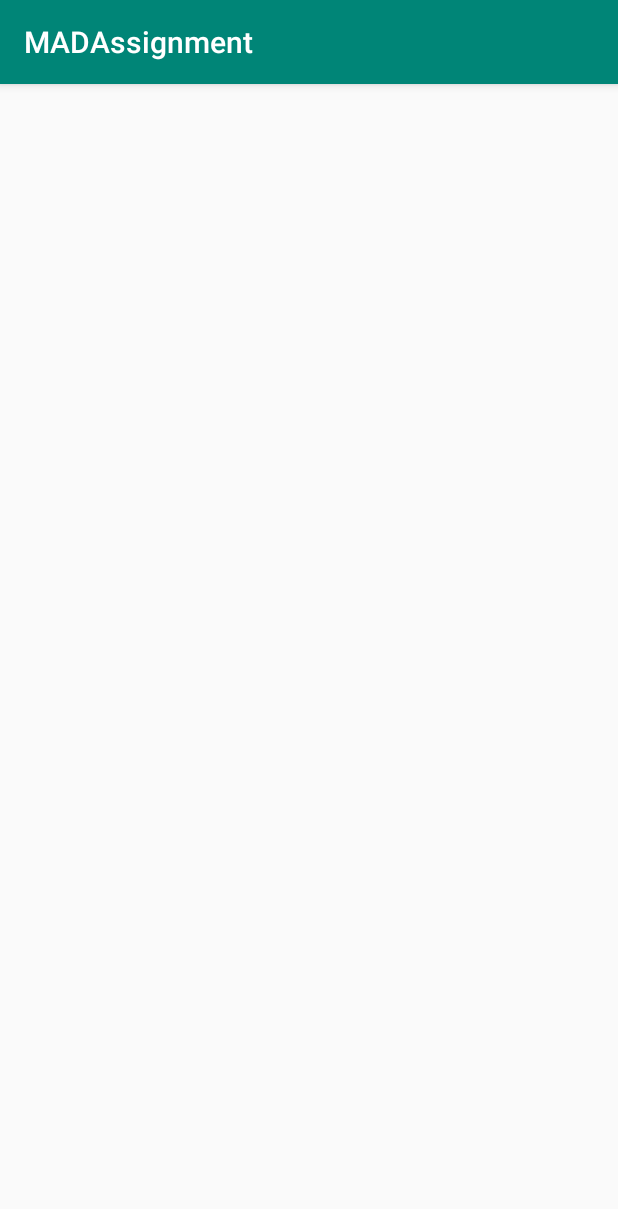
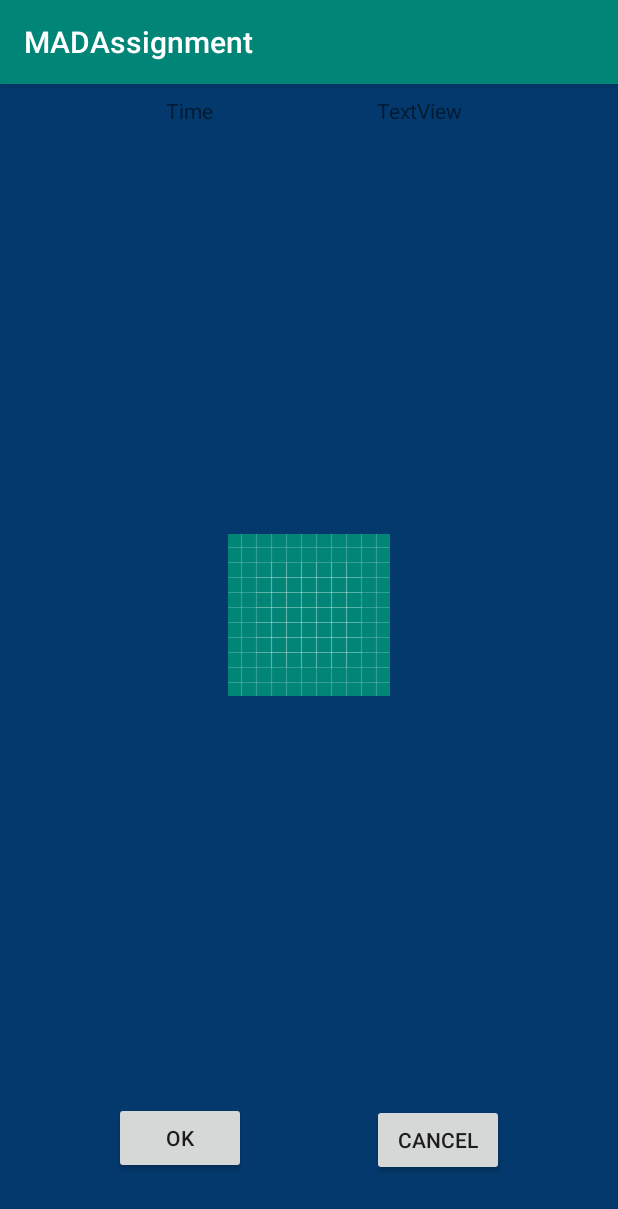
Before and after one commit to thihaagset/MADAssignment, an Android app: the Main4Activity screen opened directly, with no data from a screen before it, on a phone screen of 412 x 824 dp. Shown: the top 1209 px of the screen. Run offline under Robolectric (Android 15) with nearby library versions, the phone set to English and light mode, and no system bars.

Commit message:
Add firebase connection, Add chart
Add a new firebase connection,firebase user sign up and sign in.
Add MPandroidchart for displaying charts for user usage and such.

```diff
--- a/app/build.gradle
+++ b/app/build.gradle
@@ -1,4 +1,5 @@
 apply plugin: 'com.android.application'
+apply plugin: 'com.google.gms.google-services'
 
 android {
     compileSdkVersion 28
@@ -22,9 +23,11 @@ dependencies {
     implementation fileTree(dir: 'libs', include: ['*.jar'])
     implementation 'com.android.support:appcompat-v7:28.0.0'
     implementation 'com.android.support.constraint:constraint-layout:1.1.3'
+    implementation 'com.google.firebase:firebase-auth:16.0.5'
     testImplementation 'junit:junit:4.12'
     androidTestImplementation 'com.android.support.test:runner:1.0.2'
     androidTestImplementation 'com.android.support.test.espresso:espresso-core:3.0.2'
     implementation 'com.android.support:recyclerview-v7:28.0.0'
     implementation 'com.android.support:design:28.0.0'
+    implementation 'com.github.PhilJay:MPAndroidChart:v3.1.0'
 }
--- a/app/src/main/AndroidManifest.xml
+++ b/app/src/main/AndroidManifest.xml
@@ -9,7 +9,10 @@
         android:roundIcon="@mipmap/ic_launcher_round"
         android:supportsRtl="true"
         android:theme="@style/AppTheme">
-        <activity android:name=".Main5Activity"></activity>
+        <activity android:name=".SignUp"></activity>
+        <activity android:name=".LoginInAttempt" />
+        <activity android:name=".UserChart" />
+        <activity android:name=".Main5Activity" />
         <activity android:name=".Main4Activity" />
         <activity android:name=".Main3Activity" />
         <activity android:name=".Main2Activity" />
--- a/app/src/main/java/sg/edu/np/g69/madassignment/Main4Activity.java
+++ b/app/src/main/java/sg/edu/np/g69/madassignment/Main4Activity.java
@@ -1,13 +1,28 @@
 package sg.edu.np.g69.madassignment;
 
+import android.content.Intent;
 import android.support.v7.app.AppCompatActivity;
 import android.os.Bundle;
+import android.view.View;
+import android.widget.ImageView;
 
 public class Main4Activity extends AppCompatActivity {
+    ImageView imageView;
 
     @Override
     protected void onCreate(Bundle savedInstanceState) {
         super.onCreate(savedInstanceState);
         setContentView(R.layout.activity_main4);
+        imageView = findViewById(R.id.imageView);
+        imageView.setImageResource(R.drawable.ic_launcher_background);
     }
+    public void onClick(View v){
+        Intent intent =  new Intent(Main4Activity.this,UserChart.class);
+        startActivity(intent);
+    }
+    public void onAnotherClick(View view){
+        Intent intent = new Intent(Main4Activity.this,LoginInAttempt.class);
+        startActivity(intent);
+    }
+
 }
--- a/app/src/main/res/layout/activity_main4.xml
+++ b/app/src/main/res/layout/activity_main4.xml
@@ -4,6 +4,73 @@
     xmlns:tools="http://schemas.android.com/tools"
     android:layout_width="match_parent"
     android:layout_height="match_parent"
+    android:background="#03396C"
     tools:context=".Main4Activity">
 
+
+    <ImageView
+        android:id="@+id/imageView"
+        android:layout_width="0dp"
+        android:layout_height="wrap_content"
+        android:layout_marginStart="8dp"
+        android:layout_marginTop="8dp"
+        android:layout_marginEnd="8dp"
+        android:layout_marginBottom="8dp"
+        app:layout_constraintBottom_toTopOf="@+id/button3"
+        app:layout_constraintEnd_toEndOf="parent"
+        app:layout_constraintHorizontal_bias="0.0"
+        app:layout_constraintStart_toStartOf="parent"
+        app:layout_constraintTop_toBottomOf="@+id/time_user_set_for"
+        app:srcCompat="@mipmap/ic_launcher" />
+
+    <Button
+        android:id="@+id/acknowledge"
+        android:layout_width="wrap_content"
+        android:layout_height="wrap_content"
+        android:layout_marginStart="76dp"
+        android:layout_marginTop="8dp"
+        android:layout_marginBottom="40dp"
+        android:onClick="onClick"
+        android:text="@android:string/yes"
+        app:layout_constraintBottom_toBottomOf="parent"
+        app:layout_constraintStart_toStartOf="parent"
+        app:layout_constraintTop_toBottomOf="@+id/imageView"
+        app:layout_constraintVertical_bias="0.994" />
+
+    <Button
+        android:id="@+id/button3"
+        android:layout_width="wrap_content"
+        android:layout_height="wrap_content"
+        android:layout_marginStart="8dp"
+        android:layout_marginEnd="8dp"
+        android:layout_marginBottom="40dp"
+        android:onClick="onAnotherClick"
+        android:text="@android:string/no"
+        app:layout_constraintBottom_toBottomOf="parent"
+        app:layout_constraintEnd_toEndOf="parent"
+        app:layout_constraintHorizontal_bias="0.526"
+        app:layout_constraintStart_toEndOf="@+id/acknowledge" />
+
+    <TextView
+        android:id="@+id/time_user_set_for"
+        android:layout_width="wrap_content"
+        android:layout_height="wrap_content"
+        android:layout_marginStart="8dp"
+        android:layout_marginTop="8dp"
+        android:layout_marginEnd="8dp"
+        android:text="Time"
+        app:layout_constraintEnd_toStartOf="@+id/get_user_set_time_am4"
+        app:layout_constraintHorizontal_bias="0.502"
+        app:layout_constraintStart_toStartOf="parent"
+        app:layout_constraintTop_toTopOf="parent" />
+
+    <TextView
+        android:id="@+id/get_user_set_time_am4"
+        android:layout_width="wrap_content"
+        android:layout_height="wrap_content"
+        android:layout_marginTop="8dp"
+        android:layout_marginEnd="104dp"
+        android:text="TextView"
+        app:layout_constraintEnd_toEndOf="parent"
+        app:layout_constraintTop_toTopOf="parent" />
 </android.support.constraint.ConstraintLayout>
--- a/build.gradle
+++ b/build.gradle
@@ -8,6 +8,7 @@ buildscript {
     }
     dependencies {
         classpath 'com.android.tools.build:gradle:3.4.2'
+        classpath 'com.google.gms:google-services:4.2.0'
 
         // NOTE: Do not place your application dependencies here; they belong
         // in the individual module build.gradle files
@@ -18,6 +19,7 @@ allprojects {
     repositories {
         google()
         jcenter()
+        maven { url 'https://jitpack.io' }
 
     }
 }
```
Also changed, not shown: app/src/main/java/sg/edu/np/g69/madassignment/LoginInAttempt.java (added, +80 -0 lines), app/src/main/java/sg/edu/np/g69/madassignment/MainActivity.java (+11 -0 lines), app/src/main/java/sg/edu/np/g69/madassignment/SignUp.java (added, +48 -0 lines), app/src/main/java/sg/edu/np/g69/madassignment/UserChart.java (added, +54 -0 lines), app/src/main/res/layout/activity_login_in_attempt.xml (added, +65 -0 lines), app/src/main/res/layout/activity_main.xml (+11 -0 lines), app/src/main/res/layout/activity_sign_up.xml (added, +52 -0 lines), app/src/main/res/layout/activity_user_chart.xml (added, +43 -0 lines), 1 other file.
